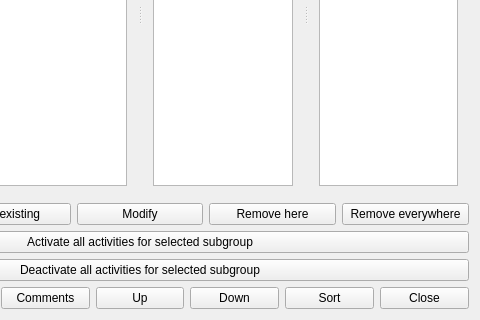
Qt form fet/src/interface/subgroupsform_template.ui (vonmecheln/fet) before a commit; both pictures show x 200 to 680 and y 180 to 500 of the 680 by 500 pixel window.
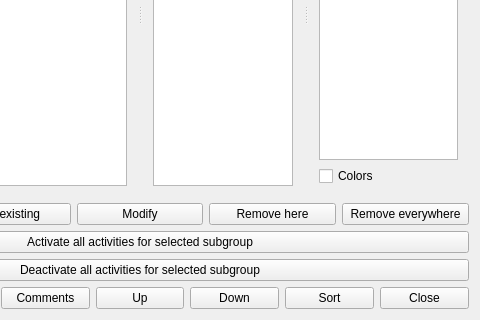
The same form after that commit.

```diff
--- a/fet/src/interface/subgroupsform_template.ui
+++ b/fet/src/interface/subgroupsform_template.ui
@@ -91,6 +91,13 @@
        <item>
         <widget class="QTextEdit" name="subgroupTextEdit"/>
        </item>
+       <item>
+        <widget class="QCheckBox" name="colorsCheckBox">
+         <property name="text">
+          <string>Colors</string>
+         </property>
+        </widget>
+       </item>
       </layout>
      </widget>
     </widget>
```
